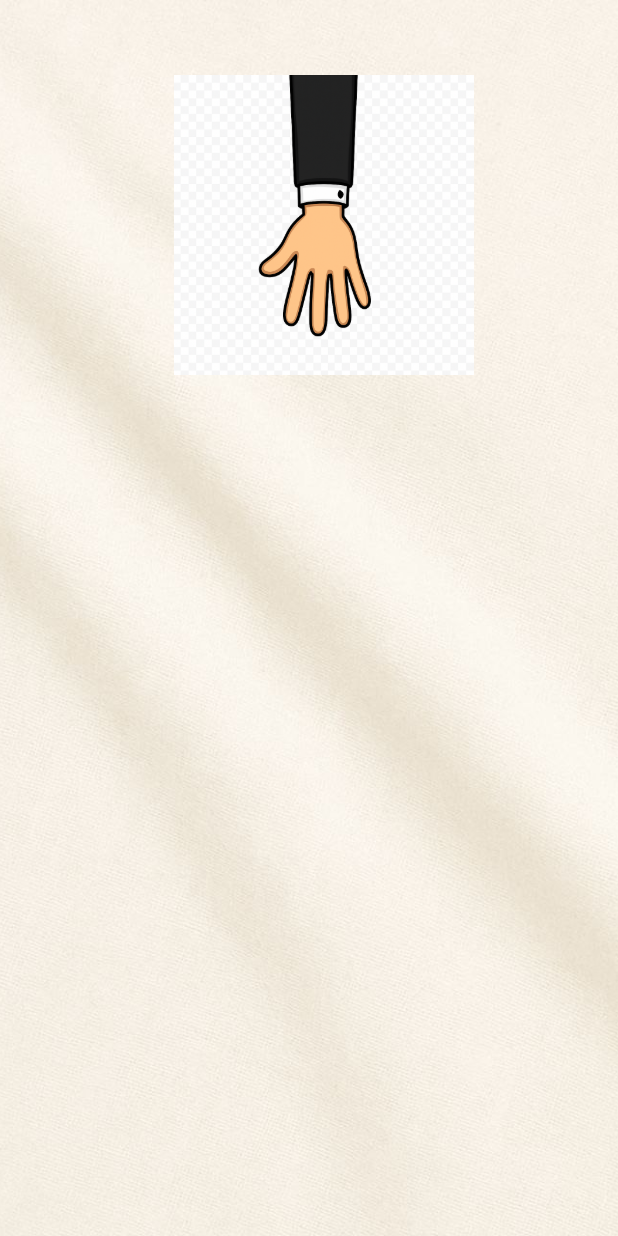
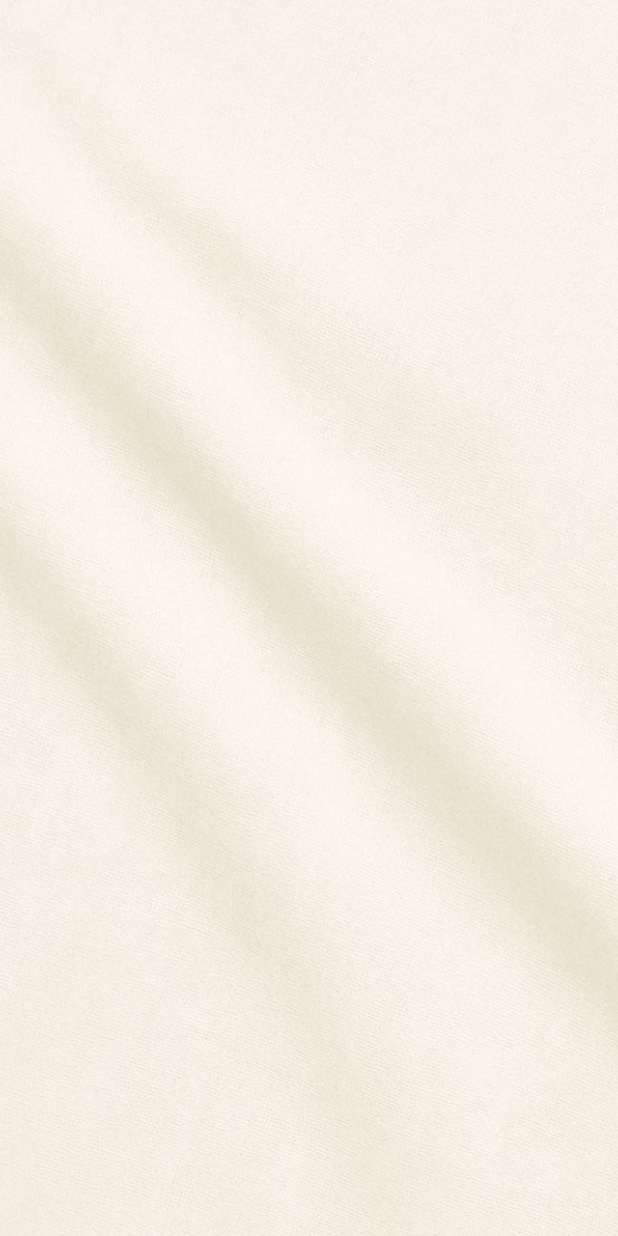
Before and after one commit to esraasera/plateful_app, a Flutter app: the first screen one second after launch, on a phone screen of 412 x 824 dp. Run offline on Flutter 3.47's test engine with Material 3 defaults, Android fonts, the phone set to English and light mode, and no system bars.

Commit message:
add changes

```diff
--- a/lib/splash_screen.dart
+++ b/lib/splash_screen.dart
@@ -1,7 +1,7 @@
 import 'package:flutter/material.dart';
 
 class SplashScreen extends StatefulWidget {
-
+  const SplashScreen({super.key});
 
   @override
   State<SplashScreen> createState() => _SplashScreenState();
@@ -82,19 +82,6 @@ class _SplashScreenState extends State<SplashScreen>
               );
             },
           ),
-          AnimatedBuilder(
-            animation: curtainAnimation,
-            builder: (context, child) {
-              return Positioned(
-                top: curtainAnimation.value + 50,
-                left: screenWidth / 2 - 90,
-                child: Image.asset(
-                  handClosed ? 'assets/hand_closed.png' : 'assets/hand_open.png',
-                  width: 200,
-                ),
-              );
-            },
-          ),
 
         ],
       ),
```
